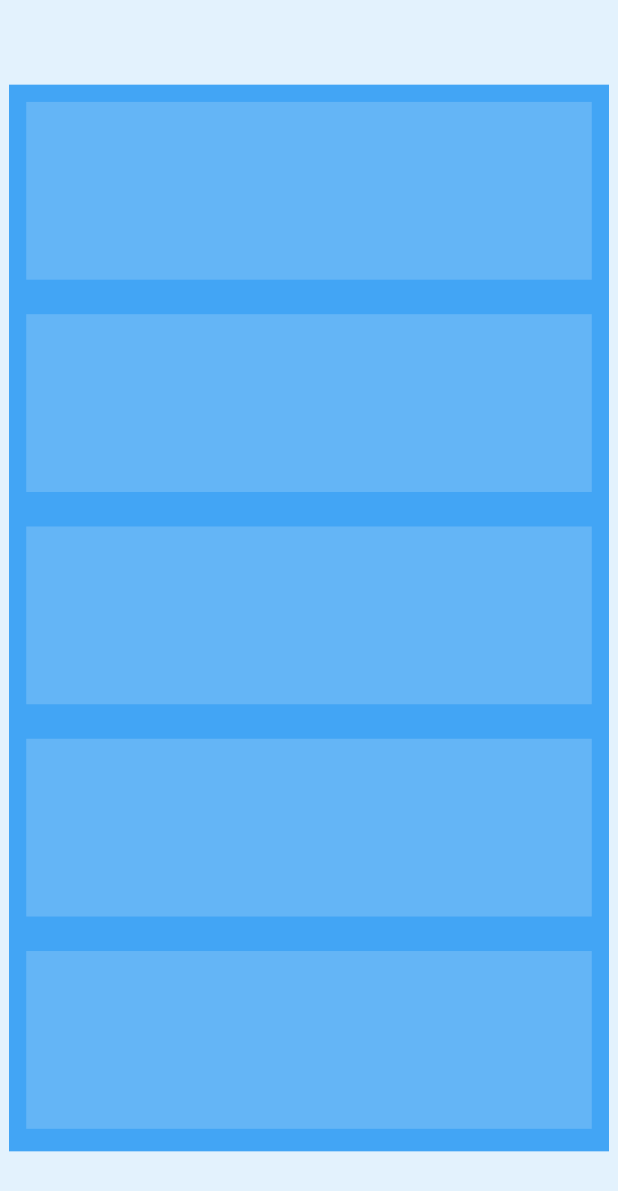
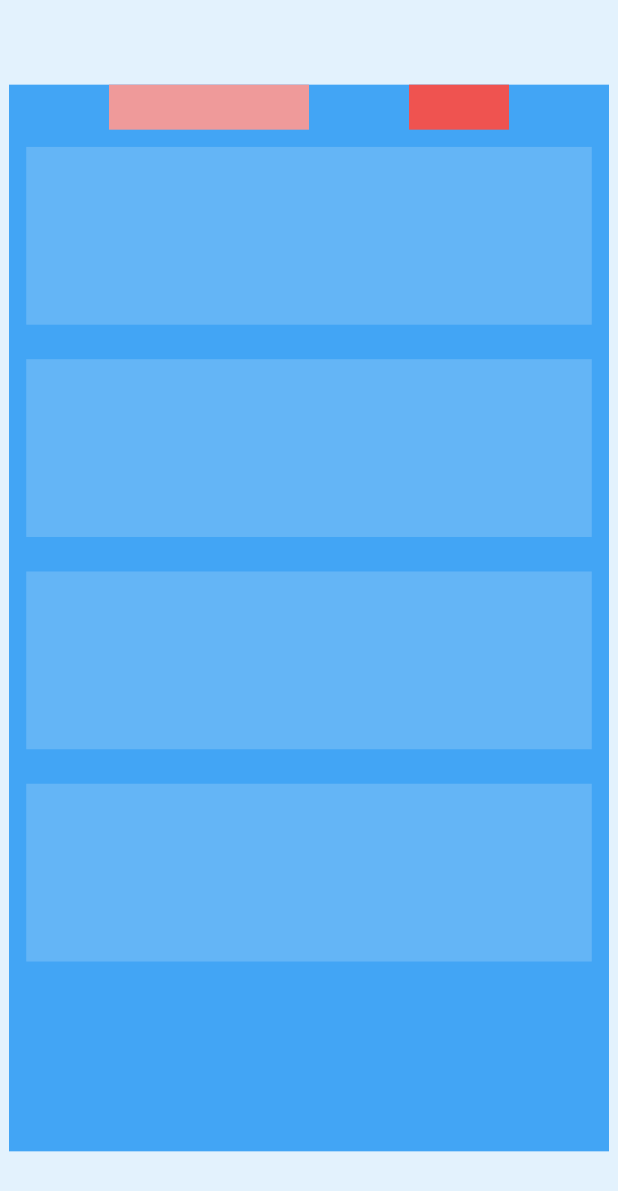
Before and after one commit to Nutrition-Track/voltamobile, a Flutter app: the screen it shows after launch, on a phone screen of 412 x 824 dp. Shown: the top 1191 px of the screen. Run offline on Flutter 3.47's test engine with Material 3 defaults, Android fonts, the phone set to English and light mode, and no system bars.

Commit message:
added header

```diff
--- a/lib/main.dart
+++ b/lib/main.dart
@@ -6,26 +6,34 @@
 
   @override
   Widget build(BuildContext context) {
-    var aspectratio = 16/9;
-    var uielementpadding = 11.5;
+    const aspectratio = 16/9; // WARNING! CHANGING THIS VALUE MAY LEAD TO UNEXPECTED CONSEQUENCES WITH SCALING!!!
+    const uielementpadding = 11.5; // WARNING! CHANGING THIS VALUE MAY LEAD TO UNEXPECTED CONSEQUENCES WITH SCALING!!!
+    const screenwidth = 400.00; // WARNING! CHANGING THIS VALUE MAY LEAD TO UNEXPECTED CONSEQUENCES WITH SCALING!!!
     return Center(
       child: Container(
         color: Colors.blue[50],
         child: Center(
           child: Container(
-            width: 400,
-            height: 400 * aspectratio,
+            width: screenwidth,
+            height: screenwidth * aspectratio,
             alignment: Alignment.topLeft,
             color: Colors.blue[400],
             child: Column(
-            children: [
-              Padding(
-                padding: EdgeInsets.all(uielementpadding),
-                child: Container(
-                  width: 380,
-                  height: (400 * aspectratio) / 6,
-                  color: Colors.blue[300],
-                )
+            children: [ // list of boxes
+              Row( // header row
+                mainAxisAlignment: MainAxisAlignment.spaceEvenly,
+                children: [
+                  Container(
+                    width: screenwidth / 3,
+                    height: 30,
+                    color: Colors.red[200]
+                  ),
+                  Container(
+                    width: screenwidth / 6,
+                    height: 30,
+                    color: Colors.red[400]
+                  )
+                ]
               ),
               Padding(
                 padding: EdgeInsets.all(uielementpadding),
```
